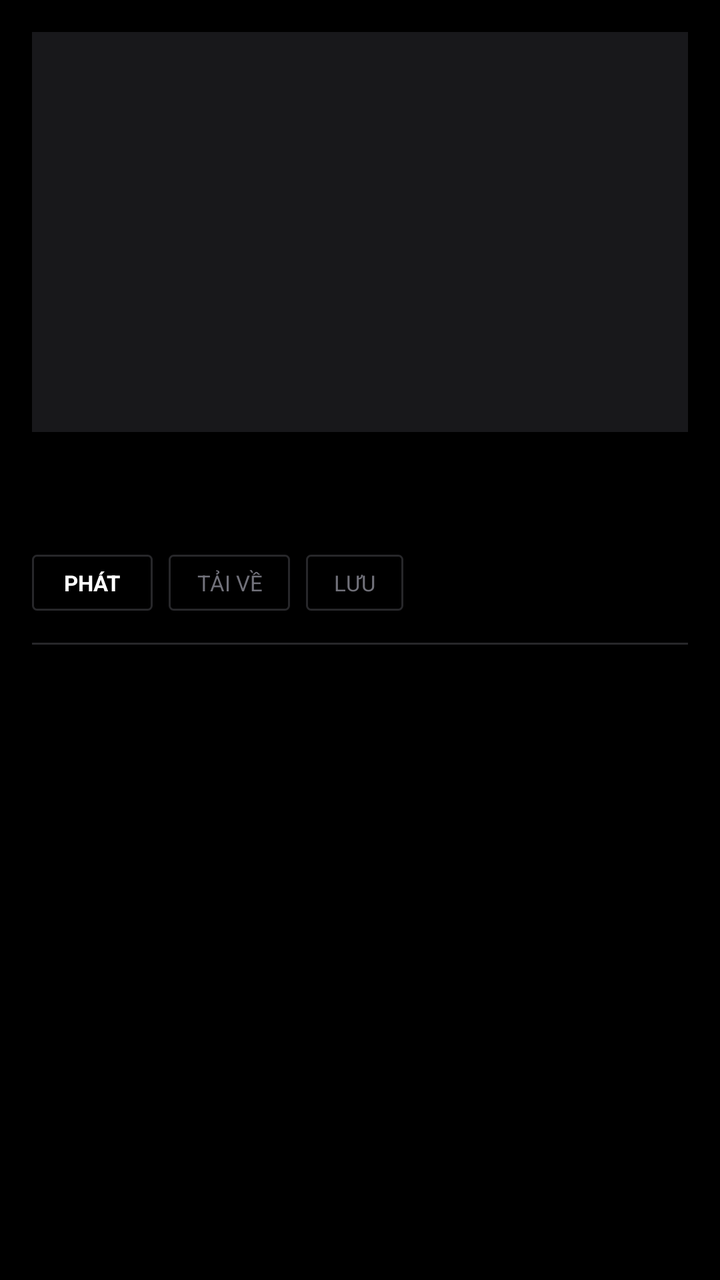
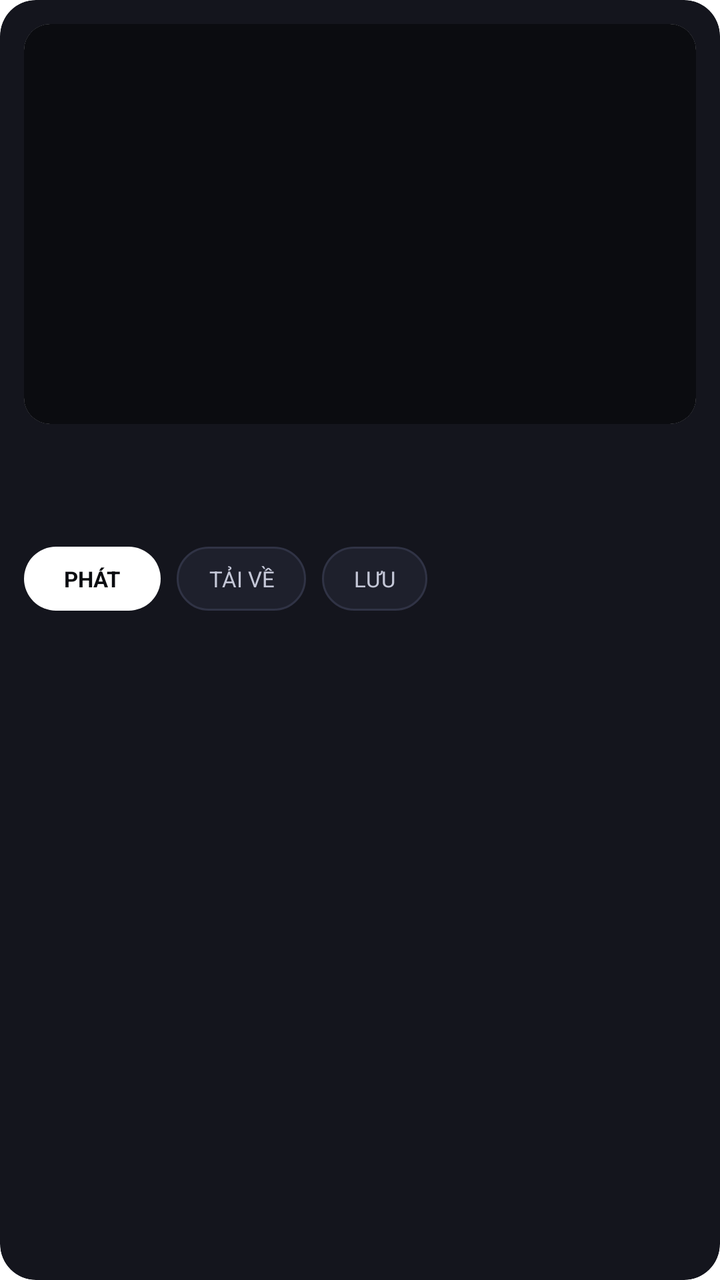

Two renders of the same Android screen: before a commit and after it. Below are the layout's source before the change and the commit's diff.
<!-- AndroidManifest.xml: application theme Theme.MinimalTube -->
<!-- res/layout/item_video.xml -->
<?xml version="1.0" encoding="utf-8"?>
<LinearLayout xmlns:android="http://schemas.android.com/apk/res/android"
    android:layout_width="match_parent"
    android:layout_height="wrap_content"
    android:background="@color/bg_black"
    android:orientation="vertical"
    android:padding="16dp">

    
    <ImageView
        android:id="@+id/imgThumbnail"
        android:layout_width="match_parent"
        android:layout_height="200dp"
        android:background="@color/surface_dark"
        android:scaleType="centerCrop" />

    
    <TextView
        android:id="@+id/txtTitle"
        android:layout_width="match_parent"
        android:layout_height="wrap_content"
        android:layout_marginTop="10dp"
        android:ellipsize="end"
        android:maxLines="2"
        android:textColor="@color/text_white"
        android:textSize="14sp"
        android:textStyle="bold" />

    
    <TextView
        android:id="@+id/txtMeta"
        android:layout_width="match_parent"
        android:layout_height="wrap_content"
        android:layout_marginTop="4dp"
        android:textColor="@color/text_muted"
        android:textSize="12sp" />

    
    <LinearLayout
        android:layout_width="match_parent"
        android:layout_height="wrap_content"
        android:layout_marginTop="12dp"
        android:orientation="horizontal">

        <TextView
            android:id="@+id/btnPlayVideo"
            android:layout_width="wrap_content"
            android:layout_height="28dp"
            android:background="@drawable/border_button"
            android:gravity="center"
            android:paddingHorizontal="16dp"
            android:text="@string/btn_play"
            android:textColor="@color/text_white"
            android:textSize="11sp"
            android:textStyle="bold" />

        <TextView
            android:id="@+id/btnDownloadVideo"
            android:layout_width="wrap_content"
            android:layout_height="28dp"
            android:layout_marginStart="8dp"
            android:background="@drawable/border_button"
            android:gravity="center"
            android:paddingHorizontal="14dp"
            android:text="@string/btn_download"
            android:textColor="@color/text_muted"
            android:textSize="11sp" />

        <TextView
            android:id="@+id/btnSaveVideo"
            android:layout_width="wrap_content"
            android:layout_height="28dp"
            android:layout_marginStart="8dp"
            android:background="@drawable/border_button"
            android:gravity="center"
            android:paddingHorizontal="14dp"
            android:text="@string/btn_save"
            android:textColor="@color/text_muted"
            android:textSize="11sp" />
    </LinearLayout>

    
    <View
        android:layout_width="match_parent"
        android:layout_height="1dp"
        android:layout_marginTop="16dp"
        android:background="@color/border_gray" />

</LinearLayout>
<!-- resources referenced by this layout -->
<resources>
  <color name="bg_black">#000000</color>
  <color name="border_gray">#27272A</color>
  <color name="surface_dark">#18181B</color>
  <color name="text_muted">#71717A</color>
  <color name="text_white">#FFFFFF</color>
  <!-- drawable border_button (drawable) -->
  <?xml version="1.0" encoding="utf-8"?>
  <shape xmlns:android="http://schemas.android.com/apk/res/android"
      android:shape="rectangle">
      <solid android:color="@color/bg_black" />
      <stroke
          android:width="1dp"
          android:color="@color/border_gray" />
      <corners android:radius="2dp" />
  </shape>
  <string name="btn_download">TẢI VỀ</string>
  <string name="btn_play">PHÁT</string>
  <string name="btn_save">LƯU</string>
  <style name="Theme.MinimalTube" parent="Theme.MaterialComponents.DayNight.NoActionBar">
          <item name="android:windowBackground">@color/bg_black</item>
          <item name="android:statusBarColor">@color/bg_black</item>
          <item name="android:navigationBarColor">@color/bg_black</item>
          <item name="colorPrimary">@color/text_white</item>
          <item name="colorSecondary">@color/text_muted</item>
          <item name="colorSurface">@color/card_black</item>
      </style>
  <color name="card_black">#09090B</color>
</resources>

<!-- the commit's change to res/layout/item_video.xml (unified diff, before → after) -->
@@ -1,89 +1,101 @@
 <?xml version="1.0" encoding="utf-8"?>
-<LinearLayout xmlns:android="http://schemas.android.com/apk/res/android"
+<androidx.cardview.widget.CardView xmlns:android="http://schemas.android.com/apk/res/android"
+    xmlns:app="http://schemas.android.com/apk/res-auto"
     android:layout_width="match_parent"
     android:layout_height="wrap_content"
-    android:background="@color/bg_black"
-    android:orientation="vertical"
-    android:padding="16dp">
+    android:layout_marginBottom="14dp"
+    app:cardBackgroundColor="@color/card_surface"
+    app:cardCornerRadius="18dp"
+    app:cardElevation="0dp">
 
-    
-    <ImageView
-        android:id="@+id/imgThumbnail"
-        android:layout_width="match_parent"
-        android:layout_height="200dp"
-        android:background="@color/surface_dark"
-        android:scaleType="centerCrop" />
-
-    
-    <TextView
-        android:id="@+id/txtTitle"
-        android:layout_width="match_parent"
-        android:layout_height="wrap_content"
-        android:layout_marginTop="10dp"
-        android:ellipsize="end"
-        android:maxLines="2"
-        android:textColor="@color/text_white"
-        android:textSize="14sp"
-        android:textStyle="bold" />
-
-    
-    <TextView
-        android:id="@+id/txtMeta"
-        android:layout_width="match_parent"
-        android:layout_height="wrap_content"
-        android:layout_marginTop="4dp"
-        android:textColor="@color/text_muted"
-        android:textSize="12sp" />
-
-    
     <LinearLayout
         android:layout_width="match_parent"
         android:layout_height="wrap_content"
-        android:layout_marginTop="12dp"
-        android:orientation="horizontal">
+        android:orientation="vertical"
+        android:padding="12dp">
 
+        
+        <androidx.cardview.widget.CardView
+            android:layout_width="match_parent"
+            android:layout_height="200dp"
+            app:cardCornerRadius="13dp"
+            app:cardElevation="0dp">
+
+            <ImageView
+                android:id="@+id/imgThumbnail"
+                android:layout_width="match_parent"
+                android:layout_height="match_parent"
+                android:background="@color/bg_dark"
+                android:scaleType="centerCrop" />
+        </androidx.cardview.widget.CardView>
+
+        
         <TextView
-            android:id="@+id/btnPlayVideo"
-            android:layout_width="wrap_content"
-            android:layout_height="28dp"
-            android:background="@drawable/border_button"
-            android:gravity="center"
-            android:paddingHorizontal="16dp"
-            android:text="@string/btn_play"
-            android:textColor="@color/text_white"
-            android:textSize="11sp"
+            android:id="@+id/txtTitle"
+            android:layout_width="match_parent"
+            android:layout_height="wrap_content"
+            android:layout_marginTop="10dp"
+            android:ellipsize="end"
+            android:maxLines="2"
+            android:textColor="@color/text_primary"
+            android:textSize="14sp"
             android:textStyle="bold" />
 
+        
         <TextView
-            android:id="@+id/btnDownloadVideo"
-            android:layout_width="wrap_content"
-            android:layout_height="28dp"
-            android:layout_marginStart="8dp"
-            android:background="@drawable/border_button"
-            android:gravity="center"
-            android:paddingHorizontal="14dp"
-            android:text="@string/btn_download"
+            android:id="@+id/txtMeta"
+            android:layout_width="match_parent"
+            android:layout_height="wrap_content"
+            android:layout_marginTop="4dp"
             android:textColor="@color/text_muted"
-            android:textSize="11sp" />
+            android:textSize="12sp" />
 
-        <TextView
-            android:id="@+id/btnSaveVideo"
-            android:layout_width="wrap_content"
-            android:layout_height="28dp"
-            android:layout_marginStart="8dp"
-            android:background="@drawable/border_button"
-            android:gravity="center"
-            android:paddingHorizontal="14dp"
-            android:text="@string/btn_save"
-            android:textColor="@color/text_muted"
-            android:textSize="11sp" />
+        
+        <LinearLayout
+            android:layout_width="match_parent"
+            android:layout_height="wrap_content"
+            android:layout_marginTop="12dp"
+            android:gravity="center_vertical"
+            android:orientation="horizontal">
+
+            
+            <TextView
+                android:id="@+id/btnPlayVideo"
+                android:layout_width="wrap_content"
+                android:layout_height="32dp"
+                android:background="@drawable/bg_button_pill_primary"
+                android:gravity="center"
+                android:paddingHorizontal="20dp"
+                android:text="@string/btn_play"
+                android:textColor="@color/button_primary_text"
+                android:textSize="11sp"
+                android:textStyle="bold" />
+
+            
+            <TextView
+                android:id="@+id/btnDownloadVideo"
+                android:layout_width="wrap_content"
+                android:layout_height="32dp"
+                android:layout_marginStart="8dp"
+                android:background="@drawable/bg_button_pill_secondary"
+                android:gravity="center"
+                android:paddingHorizontal="16dp"
+                android:text="@string/btn_download"
+                android:textColor="@color/button_secondary_text"
+                android:textSize="11sp" />
+
+            
+            <TextView
+                android:id="@+id/btnSaveVideo"
+                android:layout_width="wrap_content"
+                android:layout_height="32dp"
+                android:layout_marginStart="8dp"
+                android:background="@drawable/bg_button_pill_secondary"
+                android:gravity="center"
+                android:paddingHorizontal="16dp"
+                android:text="@string/btn_save"
+                android:textColor="@color/button_secondary_text"
+                android:textSize="11sp" />
+        </LinearLayout>
     </LinearLayout>
-
-    
-    <View
-        android:layout_width="match_parent"
-        android:layout_height="1dp"
-        android:layout_marginTop="16dp"
-        android:background="@color/border_gray" />
-
-</LinearLayout>
+</androidx.cardview.widget.CardView>
<!-- resource entries referenced after the edit -->
@@ -1,19 +1,27 @@
 <!-- resources referenced by this layout -->
 <resources>
-  <color name="bg_black">#000000</color>
-  <color name="border_gray">#27272A</color>
-  <color name="surface_dark">#18181B</color>
-  <color name="text_muted">#71717A</color>
-  <color name="text_white">#FFFFFF</color>
-  <!-- drawable border_button (drawable) -->
+  <color name="bg_dark">#0B0C10</color>
+  <color name="button_primary_text">#0B0C10</color>
+  <color name="button_secondary_text">#C4C7D7</color>
+  <color name="card_surface">#14151D</color>
+  <color name="text_muted">#848799</color>
+  <color name="text_primary">#F8F9FA</color>
+  <!-- drawable bg_button_pill_primary (drawable) -->
   <?xml version="1.0" encoding="utf-8"?>
   <shape xmlns:android="http://schemas.android.com/apk/res/android"
       android:shape="rectangle">
-      <solid android:color="@color/bg_black" />
+      <solid android:color="@color/button_primary_bg" />
+      <corners android:radius="16dp" />
+  </shape>
+  <!-- drawable bg_button_pill_secondary (drawable) -->
+  <?xml version="1.0" encoding="utf-8"?>
+  <shape xmlns:android="http://schemas.android.com/apk/res/android"
+      android:shape="rectangle">
+      <solid android:color="@color/button_secondary_bg" />
       <stroke
           android:width="1dp"
-          android:color="@color/border_gray" />
-      <corners android:radius="2dp" />
+          android:color="@color/button_secondary_border" />
+      <corners android:radius="16dp" />
   </shape>
   <string name="btn_download">TẢI VỀ</string>
   <string name="btn_play">PHÁT</string>
@@ -26,6 +34,8 @@
           <item name="colorSecondary">@color/text_muted</item>
           <item name="colorSurface">@color/card_black</item>
       </style>
-  <color name="card_black">#09090B</color>
+  <color name="button_primary_bg">#FFFFFF</color>
+  <color name="button_secondary_bg">#1E202C</color>
+  <color name="button_secondary_border">#303345</color>
 </resources>
 
